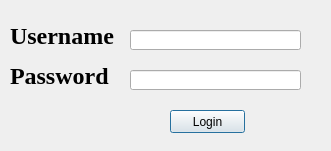
Above: Codes/UI/LoginUI.ui from quinjan/StockManagementSystem before the change. Below: the same form after it.
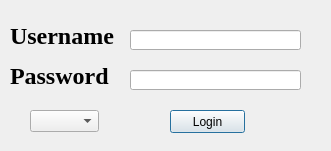
That is the form after the change.

The edit to the form file:
```diff
--- a/Codes/UI/LoginUI.ui
+++ b/Codes/UI/LoginUI.ui
@@ -106,6 +106,16 @@
     <enum>QLineEdit::Password</enum>
    </property>
   </widget>
+  <widget class="QComboBox" name="comboBox">
+   <property name="geometry">
+    <rect>
+     <x>30</x>
+     <y>110</y>
+     <width>69</width>
+     <height>22</height>
+    </rect>
+   </property>
+  </widget>
  </widget>
  <resources/>
  <connections/>
```
